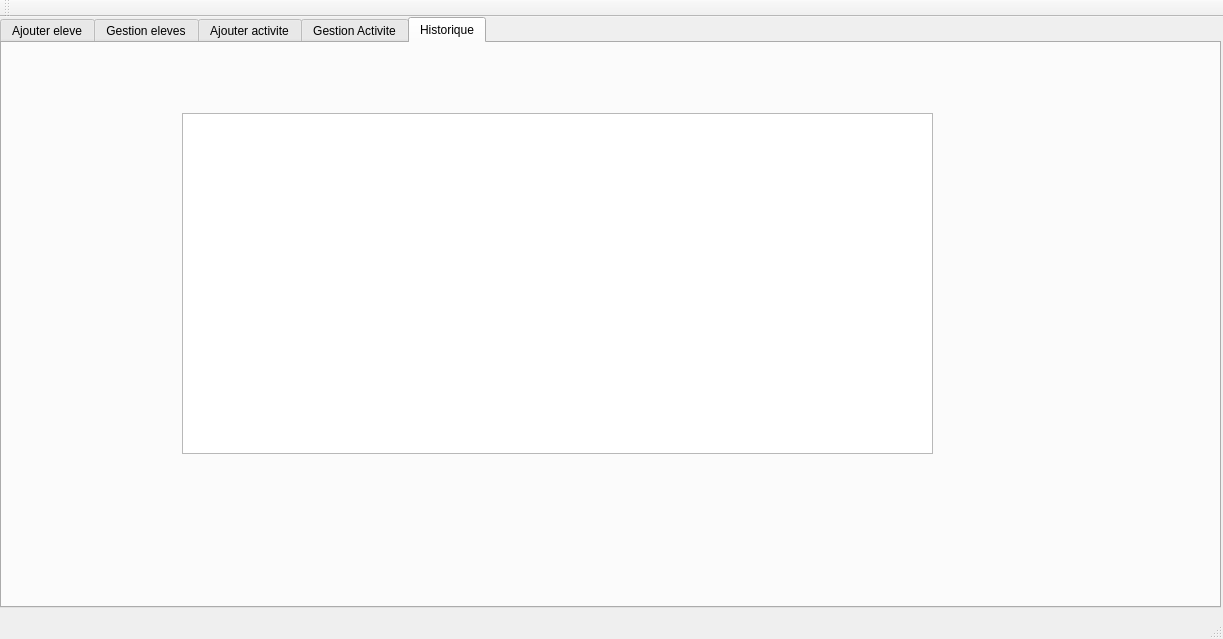
Qt form mainwindow.ui (AyoubSellamiii/QT_Credit) before a commit.
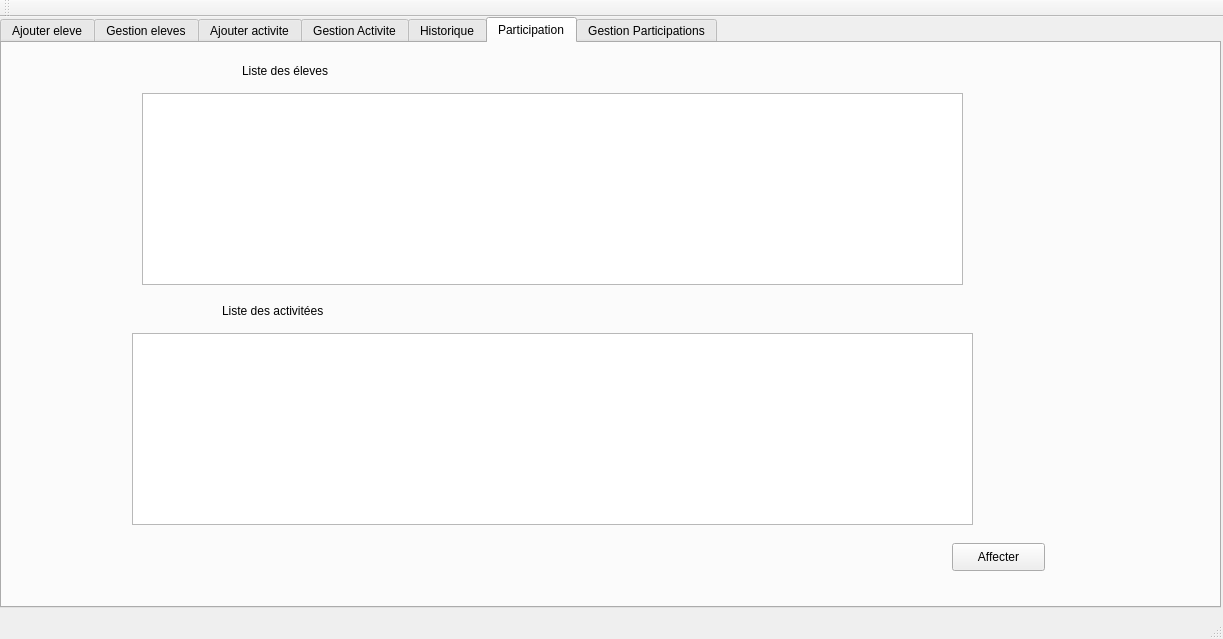
The same form after that commit. The open tabs and pages were chosen to show the change.

Diff of the .ui file:
```diff
--- a/mainwindow.ui
+++ b/mainwindow.ui
@@ -1275,6 +1275,111 @@
       </property>
      </widget>
     </widget>
+    <widget class="QWidget" name="tab_5">
+     <attribute name="title">
+      <string>Participation</string>
+     </attribute>
+     <widget class="QTableView" name="tableView_Eleve">
+      <property name="geometry">
+       <rect>
+        <x>140</x>
+        <y>50</y>
+        <width>821</width>
+        <height>192</height>
+       </rect>
+      </property>
+     </widget>
+     <widget class="QTableView" name="tableView_Activite">
+      <property name="geometry">
+       <rect>
+        <x>130</x>
+        <y>290</y>
+        <width>841</width>
+        <height>192</height>
+       </rect>
+      </property>
+     </widget>
+     <widget class="QPushButton" name="pushButton_4">
+      <property name="geometry">
+       <rect>
+        <x>950</x>
+        <y>500</y>
+        <width>93</width>
+        <height>28</height>
+       </rect>
+      </property>
+      <property name="text">
+       <string>Affecter</string>
+      </property>
+     </widget>
+     <widget class="QLabel" name="label_33">
+      <property name="geometry">
+       <rect>
+        <x>240</x>
+        <y>20</y>
+        <width>201</width>
+        <height>16</height>
+       </rect>
+      </property>
+      <property name="text">
+       <string>Liste des éleves</string>
+      </property>
+     </widget>
+     <widget class="QLabel" name="label_34">
+      <property name="geometry">
+       <rect>
+        <x>220</x>
+        <y>260</y>
+        <width>201</width>
+        <height>16</height>
+       </rect>
+      </property>
+      <property name="text">
+       <string>Liste des activitées</string>
+      </property>
+     </widget>
+    </widget>
+    <widget class="QWidget" name="tab_6">
+     <attribute name="title">
+      <string>Gestion Participations</string>
+     </attribute>
+     <widget class="QTableView" name="tableView_Participation">
+      <property name="geometry">
+       <rect>
+        <x>150</x>
+        <y>100</y>
+        <width>661</width>
+        <height>192</height>
+       </rect>
+      </property>
+     </widget>
+     <widget class="QPushButton" name="Approuver">
+      <property name="geometry">
+       <rect>
+        <x>700</x>
+        <y>330</y>
+        <width>93</width>
+        <height>28</height>
+       </rect>
+      </property>
+      <property name="text">
+       <string>Approuver</string>
+      </property>
+     </widget>
+     <widget class="QPushButton" name="Refuser">
+      <property name="geometry">
+       <rect>
+        <x>550</x>
+        <y>330</y>
+        <width>93</width>
+        <height>28</height>
+       </rect>
+      </property>
+      <property name="text">
+       <string>Refuser</string>
+      </property>
+     </widget>
+    </widget>
    </widget>
   </widget>
   <widget class="QMenuBar" name="menuBar">
```
Left out of the diff: 2 changed lines with no effect on the pictures.
